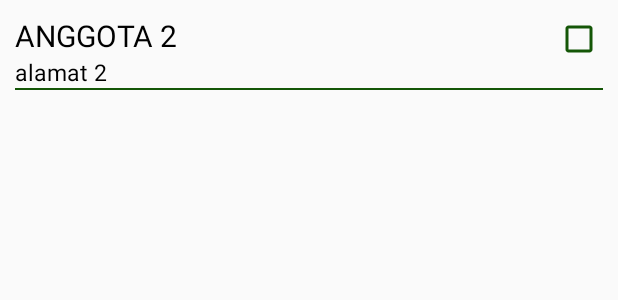
After one commit to SitiSofiyah/BankSampah, an Android app: the layout calon_anggota.xml on its own in the app's theme, with its tools: preview values and no code run, on a phone screen of 412 x 824 dp. The commit adds this screen. Shown: the top 300 px of the screen. Run offline under Robolectric (Android 15) with nearby library versions, the phone set to English and light mode, and no system bars.

Commit message:
input Anggota

```diff
--- a/FireApp/app/src/main/java/com/example/intel/fireapp/Model/Anggota.java
+++ b/FireApp/app/src/main/java/com/example/intel/fireapp/Model/Anggota.java
@@ -1,6 +1,7 @@
 package com.example.intel.fireapp.Model;
 
 public class Anggota {
+
     public String id_grup ,user_id, nama,alamat;
 
     public Anggota() {
@@ -12,6 +13,8 @@ public class Anggota {
         this.nama = nama;
         this.alamat = alamat;
     }
+
+
 
     public String getId_grup() {
         return id_grup;
--- a/FireApp/app/src/main/java/com/example/intel/fireapp/PengepulKecil/PageAnggota.java
+++ b/FireApp/app/src/main/java/com/example/intel/fireapp/PengepulKecil/PageAnggota.java
@@ -62,7 +62,7 @@ public class PageAnggota extends AppCompatActivity {
 
         recyclerListView=(RecyclerView) findViewById(R.id.anggota_list);
         recyclerListView.setLayoutManager(new LinearLayoutManager(this));
-        myAdapter= new AnggotaAdapter(this,"anggota");
+        myAdapter= new AnggotaAdapter(this);
         updateAdapter();
         recyclerListView.setAdapter(myAdapter);
 
@@ -73,6 +73,7 @@ public class PageAnggota extends AppCompatActivity {
             public void onClick(View v) {
                 Intent intents = new Intent(PageAnggota.this, InputAnggota.class);
                 intents.putExtra("idGrup", getIntent().getStringExtra("idGrup").toString());
+                intents.putExtra("namaGrup", getIntent().getStringExtra("namaGrup").toString());
                 startActivity(intents);
             }
         });
--- /dev/null
+++ b/FireApp/app/src/main/res/layout/calon_anggota.xml
@@ -0,0 +1,53 @@
+<?xml version="1.0" encoding="utf-8"?>
+<RelativeLayout xmlns:android="http://schemas.android.com/apk/res/android"
+    xmlns:app="http://schemas.android.com/apk/res-auto"
+    android:padding="10dp"
+    android:layout_width="match_parent"
+    android:layout_height="wrap_content">
+
+
+    <TextView
+        android:id="@+id/namaAnggota"
+        android:textColor="@color/black"
+        android:layout_width="wrap_content"
+        android:layout_height="wrap_content"
+        android:textSize="20dp"
+        android:textAllCaps="true"
+        android:textColorHint="@color/black"
+        android:text="Anggota 2"/>
+
+    <TextView
+        android:id="@+id/alamatAnggota"
+        android:layout_below="@+id/namaAnggota"
+        android:textColor="@color/black"
+        android:layout_width="wrap_content"
+        android:layout_height="wrap_content"
+        android:textSize="15dp"
+        android:textColorHint="@color/grey"
+        android:text="alamat 2"/>
+
+    <TextView
+        android:id="@+id/idAnggota"
+        android:textColor="@color/black"
+        android:layout_width="wrap_content"
+        android:layout_height="wrap_content"
+        android:textSize="15dp"
+        android:visibility="invisible"
+        android:textColorHint="@color/grey"
+        android:text="alamat 2"/>
+
+    <CheckBox
+        android:id="@+id/check"
+        android:theme="@style/WhiteCheck"
+        android:layout_width="wrap_content"
+        android:layout_height="wrap_content"
+        android:layout_alignParentRight="true"
+        android:layout_alignParentTop="true"/>
+
+    <View
+        android:background="@color/green"
+        android:layout_below="@id/alamatAnggota"
+        android:layout_width="match_parent"
+        android:layout_height="1dp"></View>
+
+</RelativeLayout>
--- a/FireApp/app/src/main/res/layout/list_anggota.xml
+++ b/FireApp/app/src/main/res/layout/list_anggota.xml
@@ -2,7 +2,7 @@
 <RelativeLayout xmlns:android="http://schemas.android.com/apk/res/android"
     android:layout_width="match_parent"
     xmlns:app="http://schemas.android.com/apk/res-auto"
-    android:background="@drawable/hijau"
+    android:background="@color/grey"
     android:padding="15dp"
     android:layout_height="wrap_content">
 
--- a/FireApp/app/src/main/res/values/styles.xml
+++ b/FireApp/app/src/main/res/values/styles.xml
@@ -13,5 +13,10 @@
         <item name="cardViewStyle">@style/Base.CardView</item>
     </style>
 
+    <style name="WhiteCheck">
+        <item name="android:textColorSecondary">@color/green</item>
+        <item name="colorAccent">@color/green</item>
+    </style>
+
 
 </resources>
```
Also changed, not shown: FireApp/app/src/main/AndroidManifest.xml (+6 -1 lines), FireApp/app/src/main/java/com/example/intel/fireapp/Adapter/AnggotaAdapter.java (+2 -6 lines), FireApp/app/src/main/java/com/example/intel/fireapp/Adapter/CalonAnggotaAdapter.java (added, +116 -0 lines), FireApp/app/src/main/java/com/example/intel/fireapp/Adapter/GrupAdapter.java (+67 -3 lines), FireApp/app/src/main/java/com/example/intel/fireapp/Model/TambahGrup.java (+10 -0 lines), FireApp/app/src/main/java/com/example/intel/fireapp/Model/User.java (+7 -1 lines), FireApp/app/src/main/java/com/example/intel/fireapp/PengepulKecil/InputAnggota.java (+159 -0 lines), FireApp/app/src/main/res/layout/activity_anggota.xml (+6 -3 lines), FireApp/app/src/main/res/layout/activity_input_anggota.xml (+40 -9 lines).
